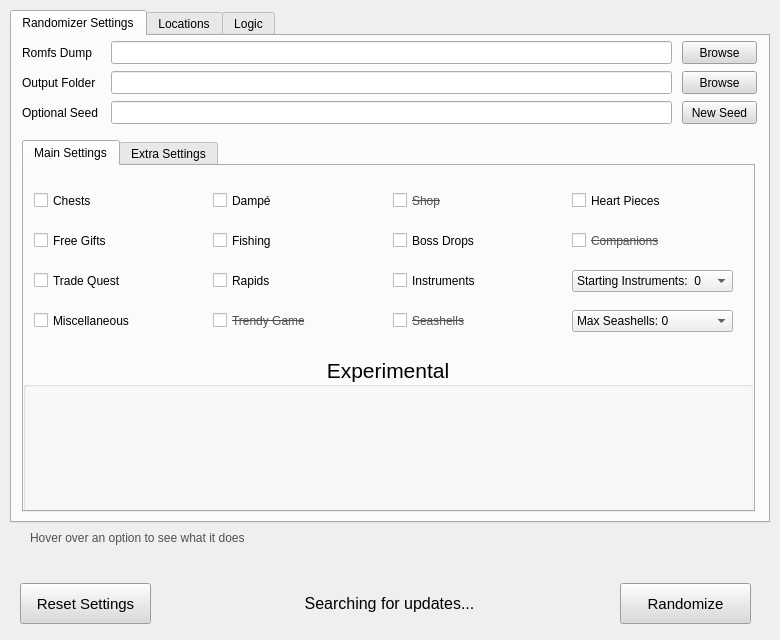
Old version of the form UI/ui_form.ui in the repository Owen-Splat/LAS-Randomizer.
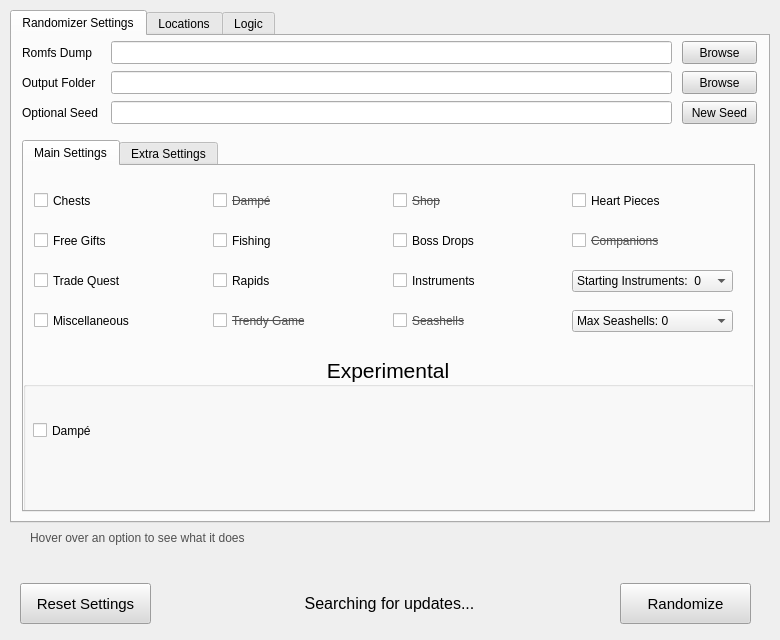
New version of the form.

What changed in the file:
```diff
--- a/UI/ui_form.ui
+++ b/UI/ui_form.ui
@@ -666,6 +666,30 @@
         <property name="alignment">
          <set>Qt::AlignCenter</set>
         </property>
+        <widget class="QCheckBox" name="dampeCheck">
+         <property name="geometry">
+          <rect>
+           <x>10</x>
+           <y>64</y>
+           <width>173</width>
+           <height>21</height>
+          </rect>
+         </property>
+         <property name="font">
+          <font>
+           <pointsize>9</pointsize>
+          </font>
+         </property>
+         <property name="toolTip">
+          <string/>
+         </property>
+         <property name="whatsThis">
+          <string>This controls whether the Dampé prizes can be progress items&lt;br&gt;&lt;/br&gt;&lt;u&gt;This is still likely broken,&lt;/u&gt; no logic for instrument shuffle and progressive items may not work</string>
+         </property>
+         <property name="text">
+          <string>Dampé</string>
+         </property>
+        </widget>
        </widget>
        <widget class="QComboBox" name="seashellsComboBox">
         <property name="geometry">
@@ -719,7 +743,7 @@
          </property>
         </item>
        </widget>
-       <widget class="QCheckBox" name="dampeCheck">
+       <widget class="QCheckBox" name="dampeTEMPCheck">
         <property name="geometry">
          <rect>
           <x>189</x>
@@ -731,6 +755,7 @@
         <property name="font">
          <font>
           <pointsize>9</pointsize>
+          <strikeout>true</strikeout>
          </font>
         </property>
         <property name="toolTip">
@@ -739,9 +764,15 @@
         <property name="whatsThis">
          <string>This controls whether the Dampé prizes can be progress items&lt;br&gt;&lt;/br&gt;&lt;u&gt;The logic is not written to work with instrument shuffle,&lt;/u&gt; and may result in unbeatable seeds</string>
         </property>
+        <property name="styleSheet">
+         <string notr="true">color: rgb(80, 80, 80);</string>
+        </property>
         <property name="text">
          <string>Dampé</string>
         </property>
+        <property name="checkable">
+         <bool>false</bool>
+        </property>
        </widget>
        <widget class="QCheckBox" name="trendyCheck">
         <property name="enabled">
```
Left out of the diff: 5 changed lines with no effect on the pictures.
